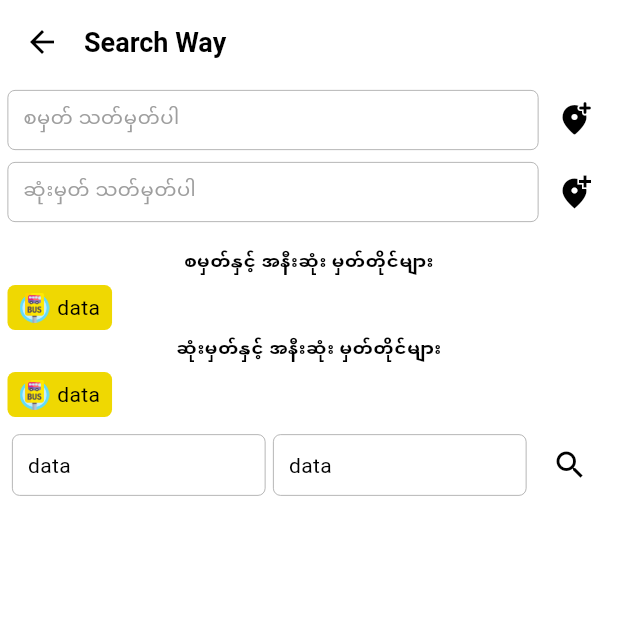
After one commit to Zawlinhtike397/YBS, a Flutter app: the screen it shows after launch, after a tap on "လမ်းကြောင်းရှာရန်", on a phone screen of 412 x 824 dp, the top half of it. The commit adds this screen. Run offline on Flutter 3.47's test engine with Material 3 defaults, Android fonts, the phone set to English and light mode, and no system bars; our stand-ins replace geolocator; missing offline and left inert: flutter_location_search, flutter_map_math, free_map.

Commit message:
UI Change

```diff
--- a/lib/main.dart
+++ b/lib/main.dart
@@ -1,7 +1,6 @@
 import 'package:flutter/material.dart';
 import 'package:ybs/theme.dart';
 import 'package:ybs/views/home_page.dart';
-import 'package:ybs/views/route_page.dart';
 
 void main() {
   runApp(const MyApp());
--- a/lib/views/home_page.dart
+++ b/lib/views/home_page.dart
@@ -9,6 +9,7 @@ import 'package:path_provider/path_provider.dart';
 import 'package:ybs/data/app_data.dart';
 import 'package:ybs/models/bus_stop.dart';
 import 'package:ybs/views/map_view.dart';
+import 'package:ybs/views/search_way.dart';
 
 class HomePage extends StatefulWidget {
   const HomePage({super.key});
@@ -18,27 +19,19 @@ class HomePage extends StatefulWidget {
 }
 
 class _HomePageState extends State<HomePage> {
+  // This fiel is used for testing purpose.
   late File routeFile;
+
+  // Checking flag for location service is enable or not.
   bool isPermit = false;
+
   final GeolocatorPlatform _geolocatorPlatform = GeolocatorPlatform.instance;
   StreamSubscription<Position>? _positionStreamSubscription;
   bool positionStreamStarted = false;
+  Position? userPosition;
   String currentLocation = "Unknow";
 
-  double desLati = 21.8224255;
-  double desLongi = 96.3426859;
-
-  double distance = 0;
-
-  double startLati = 0;
-  double startLongi = 0;
-
-  double liveLati = 0;
-  double liveLongi = 0;
-
-  double movement = 0;
-
-  Future<void> listenToPosition() async {
+  Future<Position?> getPosition() async {
     bool serviceEnabled;
     LocationPermission permission;
     serviceEnabled = await Geolocator.isLocationServiceEnabled();
@@ -59,66 +52,23 @@ class _HomePageState extends State<HomePage> {
     }
     if (permission == LocationPermission.whileInUse ||
         permission == LocationPermission.always) {
-      final position = await _geolocatorPlatform.getCurrentPosition(
+      return await _geolocatorPlatform.getCurrentPosition(
         locationSettings: LocationSettings(accuracy: LocationAccuracy.high),
       );
-      startLati = position.latitude;
-      startLongi = position.longitude;
-      distance = FlutterMapMath.distanceBetween(
-        desLati,
-        desLongi,
-        position.latitude,
-        position.longitude,
-        "feet",
-      );
-
-      if (AppData.busStopList.isEmpty) {
-        AppData.busStopList.add(
-          BusStop(
-            id: 1,
-            name: "Start",
-            latitude: startLati,
-            longitude: startLongi,
-          ),
-        );
     }
-      if (_positionStreamSubscription == null) {
-        final positionStream = _geolocatorPlatform.getPositionStream(
-          locationSettings: LocationSettings(
-            accuracy: LocationAccuracy.reduced,
-          ),
-        );
-        _positionStreamSubscription = positionStream
-            .handleError((error) {
-              _positionStreamSubscription?.cancel();
-              _positionStreamSubscription = null;
-              setState(() {
-                currentLocation = error.toString();
-              });
-            })
-            .listen((position) async {
-              setState(() {
-                liveLati = position.latitude;
-                liveLongi = position.longitude;
-                movement = FlutterMapMath.distanceBetween(
-                  startLati,
-                  startLongi,
-                  liveLati,
-                  liveLongi,
-                  "feet",
-                );
-                currentLocation = position.toString();
-              });
-            });
-        positionStreamStarted = true;
-      }
-    }
+    return null;
   }
 
   initFile() async {
     Directory appDir = await getApplicationSupportDirectory();
     String filePath = join(appDir.path, "save_route.txt");
     routeFile = await File(filePath).create();
+    try {
+      userPosition = await getPosition();
+      print(userPosition);
+    } catch (e) {
+      print(e);
+    }
   }
 
   @override
@@ -150,10 +100,14 @@ class _HomePageState extends State<HomePage> {
       ),
       body: SingleChildScrollView(
         padding: EdgeInsets.all(10),
+        child: SizedBox(
+          width: double.infinity,
           child: Column(
             spacing: 10,
             children: [
-            Image.asset("assets/images/bus.png", width: 100),
+              SizedBox(height: 20),
+              Image.asset("assets/images/bus.png", width: 72),
+              SizedBox(height: 20),
               Text(
                 '"YBS ဖြင့် သင့် လိုရာခရီးကို ရှေ့ဆက်ပါ"',
                 style: TextStyle(
@@ -170,6 +124,7 @@ class _HomePageState extends State<HomePage> {
                   ],
                 ),
               ),
+              SizedBox(height: 20),
               Wrap(
                 spacing: 10,
                 runSpacing: 10,
@@ -187,64 +142,27 @@ class _HomePageState extends State<HomePage> {
                   SelectionCard(
                     icon: Image.asset("assets/images/search_route.png"),
                     title: "လမ်းကြောင်းရှာရန်",
-                  onClick: () async {
-
-                    if (context.mounted) {
+                    onClick: () {
                       Navigator.push(
                         context,
-                        MaterialPageRoute(
-                          builder: (context) => MapView(
-                            latitude: startLati,
-                            longitude: startLongi,
+                        MaterialPageRoute(builder: (context) => SearchWay()),
+                      );
+                    },
                   ),
-                        ),
+                  SelectionCard(
+                    icon: Image.asset("assets/images/route_history.png"),
+                    title: "History",
+                    onClick: () {
+                      Navigator.push(
+                        context,
+                        MaterialPageRoute(builder: (context) => MapView()),
                       );
-                    }
                     },
                   ),
                 ],
               ),
-
-            Text(currentLocation),
-            Text("Your movement: ${movement.toStringAsFixed(2)}"),
-
-            LinearProgressIndicator(
-              value: distance == 0 ? 0 : movement / distance,
-              backgroundColor: Colors.grey,
-              valueColor: AlwaysStoppedAnimation(Colors.blue),
+            ],
           ),
-
-            positionStreamStarted
-                ? SizedBox()
-                : MaterialButton(
-                    onPressed: () async {
-                      listenToPosition();
-                    },
-                    color: Theme.of(context).colorScheme.primary,
-                    textColor: Theme.of(context).colorScheme.onPrimary,
-                    child: Text("Start Track Location"),
-                  ),
-
-            positionStreamStarted
-                ? TextButton(
-                    onPressed: () {
-                      AppData.busStopList.add(
-                        BusStop(
-                          id: 1,
-                          name: "name",
-                          latitude: liveLati,
-                          longitude: liveLongi,
-                        ),
-                      );
-                      setState(() {});
-                    },
-                    child: Text("Mark"),
-                  )
-                : SizedBox(),
-            for (var i in AppData.busStopList)
-              SelectableText("[${i.latitude}, ${i.longitude}]"),
-            TextButton(onPressed: () {}, child: Text("Open Map")),
-          ],
         ),
       ),
     );
--- /dev/null
+++ b/lib/views/search_way.dart
@@ -0,0 +1,215 @@
+import 'package:flutter/material.dart';
+import 'package:flutter_location_search/flutter_location_search.dart';
+
+class SearchWay extends StatefulWidget {
+  const SearchWay({super.key});
+
+  @override
+  State<SearchWay> createState() => _SearchWayState();
+}
+
+class _SearchWayState extends State<SearchWay> {
+  LocationData? startLocation;
+  LocationData? endLocation;
+
+  @override
+  Widget build(BuildContext context) {
+    return Scaffold(
+      appBar: AppBar(
+        title: Text("Search Way"),
+        titleTextStyle: TextStyle(
+          color: Colors.black,
+          fontSize: 18,
+          fontWeight: FontWeight.bold,
+        ),
+        titleSpacing: 0,
+      ),
+      body: Column(
+        children: [
+          Padding(
+            padding: const EdgeInsets.symmetric(horizontal: 5),
+            child: Row(
+              children: [
+                Expanded(
+                  child: Container(
+                    padding: EdgeInsets.all(10),
+                    decoration: BoxDecoration(
+                      color: Colors.white,
+                      borderRadius: BorderRadius.circular(5),
+                      border: Border.all(width: 0.5, color: Colors.grey),
+                    ),
+                    child: Text(
+                      startLocation == null
+                          ? "စမှတ် သတ်မှတ်ပါ"
+                          : startLocation!.address,
+                      maxLines: 1,
+                      style: TextStyle(
+                        fontSize: 13,
+                        color: startLocation == null
+                            ? Colors.grey
+                            : Colors.black,
+                      ),
+                    ),
+                  ),
+                ),
+                IconButton(
+                  onPressed: () async {
+                    startLocation = await LocationSearch.show(
+                      context: context,
+                      userAgent: UserAgent(
+                        appName: 'YBS',
+                        email: 'support.ybs@gmail.com',
+                      ),
+                      mode: Mode.fullscreen,
+                    );
+                    setState(() {});
+                  },
+                  icon: Icon(Icons.add_location_alt_rounded),
+                ),
+              ],
+            ),
+          ),
+          Padding(
+            padding: const EdgeInsets.symmetric(horizontal: 5),
+            child: Row(
+              children: [
+                Expanded(
+                  child: Container(
+                    padding: EdgeInsets.all(10),
+                    decoration: BoxDecoration(
+                      color: Colors.white,
+                      borderRadius: BorderRadius.circular(5),
+                      border: Border.all(width: 0.5, color: Colors.grey),
+                    ),
+                    child: Text(
+                      endLocation == null
+                          ? "ဆုံးမှတ် သတ်မှတ်ပါ"
+                          : endLocation!.address,
+                      maxLines: 1,
+                      style: TextStyle(
+                        fontSize: 13,
+                        color: endLocation == null ? Colors.grey : Colors.black,
+                      ),
+                    ),
+                  ),
+                ),
+                IconButton(
+                  onPressed: () async {
+                    endLocation = await LocationSearch.show(
+                      context: context,
+                      userAgent: UserAgent(
+                        appName: 'YBS',
+                        email: 'support.ybs@gmail.com',
+                      ),
+                      mode: Mode.fullscreen,
+                    );
+                    setState(() {});
+                  },
+                  icon: Icon(Icons.add_location_alt),
+                ),
+              ],
+            ),
+          ),
+          SizedBox(height: 10),
+          Container(
+            width: double.infinity,
+            padding: EdgeInsets.symmetric(horizontal: 5, vertical: 5),
+            child: Text(
+              "စမှတ်နှင့် အနီးဆုံး မှတ်တိုင်များ",
+              textAlign: TextAlign.center,
+              style: TextStyle(fontSize: 12, fontWeight: FontWeight.bold),
+            ),
+          ),
+          Container(
+            width: double.infinity,
+            height: 30,
+            padding: EdgeInsets.symmetric(horizontal: 5),
+            child: ListView(
+              scrollDirection: Axis.horizontal,
+              children: [
+                Container(
+                  padding: EdgeInsets.symmetric(horizontal: 8, vertical: 5),
+                  decoration: BoxDecoration(
+                    color: Theme.of(context).colorScheme.primary,
+                    borderRadius: BorderRadius.circular(5),
+                  ),
+                  child: Row(
+                    spacing: 5,
+                    mainAxisSize: MainAxisSize.min,
+                    children: [
+                      Image.asset("assets/images/bus_stop_1.png", width: 20),
+                      Text("data"),
+                    ],
+                  ),
+                ),
+              ],
+            ),
+          ),
+          Container(
+            width: double.infinity,
+            padding: EdgeInsets.symmetric(horizontal: 5, vertical: 5),
+            child: Text(
+              "ဆုံးမှတ်နှင့် အနီးဆုံး မှတ်တိုင်များ",
+              textAlign: TextAlign.center,
+              style: TextStyle(fontSize: 12, fontWeight: FontWeight.bold),
+            ),
+          ),
+          Container(
+            width: double.infinity,
+            height: 30,
+            padding: EdgeInsets.symmetric(horizontal: 5),
+            child: ListView(
+              scrollDirection: Axis.horizontal,
+              children: [
+                Container(
+                  padding: EdgeInsets.symmetric(horizontal: 8, vertical: 5),
+                  decoration: BoxDecoration(
+                    color: Theme.of(context).colorScheme.primary,
+                    borderRadius: BorderRadius.circular(5),
+                  ),
+                  child: Row(
+                    spacing: 5,
+                    mainAxisSize: MainAxisSize.min,
+                    children: [
+                      Image.asset("assets/images/bus_stop_1.png", width: 20),
+                      Text("data"),
+                    ],
+                  ),
+                ),
+              ],
+            ),
+          ),
+          Padding(
+            padding: const EdgeInsets.all(8.0),
+            child: Row(
+              spacing: 5,
+              children: [
+                Expanded(
+                  child: Container(
+                    padding: EdgeInsets.all(10),
+                    decoration: BoxDecoration(
+                      borderRadius: BorderRadius.circular(5),
+                      border: Border.all(color: Colors.grey, width: 0.5),
+                    ),
+                    child: Text("data"),
+                  ),
+                ),
+                Expanded(
+                  child: Container(
+                    padding: EdgeInsets.all(10),
+                    decoration: BoxDecoration(
+                      borderRadius: BorderRadius.circular(5),
+                      border: Border.all(color: Colors.grey, width: 0.5),
+                    ),
+                    child: Text("data"),
+                  ),
+                ),
+                IconButton(onPressed: () {}, icon: Icon(Icons.search)),
+              ],
+            ),
+          ),
+        ],
+      ),
+    );
+  }
+}
--- a/pubspec.yaml
+++ b/pubspec.yaml
@@ -11,11 +11,12 @@ dependencies:
   flutter:
     sdk: flutter
   cupertino_icons: ^1.0.8
-  geolocator: ^14.0.1
+  geolocator: ^12.0.0
   flutter_map_math: ^0.2.3
   path: ^1.9.1
   path_provider: ^2.1.5
   free_map: ^2.3.0
+  flutter_location_search: ^2.0.0
   url_launcher: ^6.3.1
 
 dev_dependencies:
@@ -32,6 +33,7 @@ flutter:
     - assets/icons/
     - assets/images/
     - assets/fonts/
+    - assets/ybs_dump.json
 
   # An image asset can refer to one or more resolution-specific "variants", see
   # https://flutter.dev/to/resolution-aware-images
```
Also changed, not shown: lib/views/map_view.dart (+81 -36 lines), lib/views/test_code.txt (added, +74 -0 lines), assets/images/bus_stop_1.png (added), assets/images/route_history.png (added), assets/images/search.png (added), pubspec.lock, 1 other file. Lines whose indentation alone changed are shown as unchanged.
